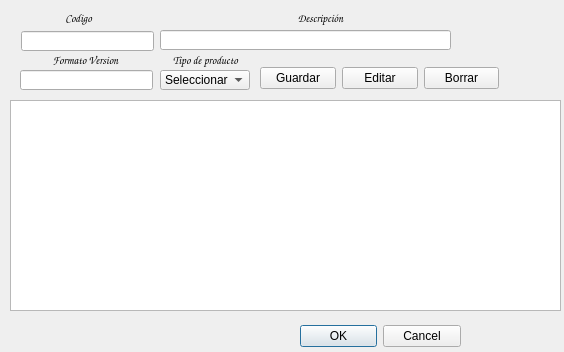
The window that dbproductoseditar.ui (Matias2178/Sistema_Postventa) describes before a commit, drawn with Qt 5.
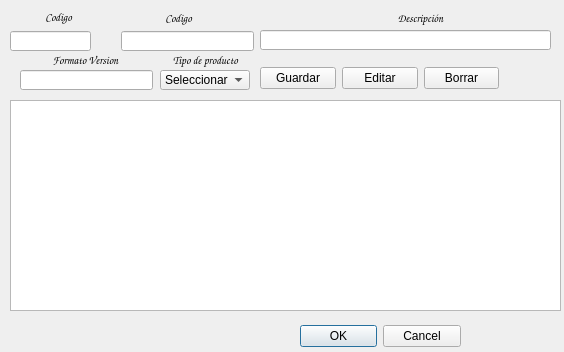
The same window after the commit. Icons and pictures are not drawn.

Patch:
```diff
--- a/dbproductoseditar.ui
+++ b/dbproductoseditar.ui
@@ -69,7 +69,7 @@
   <widget class="QLineEdit" name="DescripcionEdit">
    <property name="geometry">
     <rect>
-     <x>160</x>
+     <x>260</x>
      <y>30</y>
      <width>291</width>
      <height>20</height>
@@ -85,7 +85,7 @@
   <widget class="QLabel" name="label_6">
    <property name="geometry">
     <rect>
-     <x>60</x>
+     <x>160</x>
      <y>10</y>
      <width>37</width>
      <height>16</height>
@@ -109,7 +109,7 @@
   <widget class="QLabel" name="label_7">
    <property name="geometry">
     <rect>
-     <x>280</x>
+     <x>380</x>
      <y>10</y>
      <width>81</width>
      <height>16</height>
@@ -181,7 +181,7 @@
   <widget class="QLineEdit" name="ProductoEdit">
    <property name="geometry">
     <rect>
-     <x>21</x>
+     <x>121</x>
      <y>31</y>
      <width>133</width>
      <height>20</height>
@@ -262,6 +262,46 @@
     <number>21</number>
    </attribute>
   </widget>
+  <widget class="QLabel" name="label_10">
+   <property name="geometry">
+    <rect>
+     <x>40</x>
+     <y>9</y>
+     <width>37</width>
+     <height>16</height>
+    </rect>
+   </property>
+   <property name="font">
+    <font>
+     <family>Comic Sans MS</family>
+     <pointsize>8</pointsize>
+     <weight>75</weight>
+     <bold>true</bold>
+    </font>
+   </property>
+   <property name="text">
+    <string>Codigo</string>
+   </property>
+   <property name="alignment">
+    <set>Qt::AlignCenter</set>
+   </property>
+  </widget>
+  <widget class="QLineEdit" name="ProductoCodigo">
+   <property name="geometry">
+    <rect>
+     <x>10</x>
+     <y>31</y>
+     <width>81</width>
+     <height>20</height>
+    </rect>
+   </property>
+   <property name="inputMethodHints">
+    <set>Qt::ImhPreferNumbers</set>
+   </property>
+   <property name="maxLength">
+    <number>6</number>
+   </property>
+  </widget>
  </widget>
  <tabstops>
   <tabstop>ProductoEdit</tabstop>
```
Left out of the diff: 5 changed lines with no effect on the pictures.
